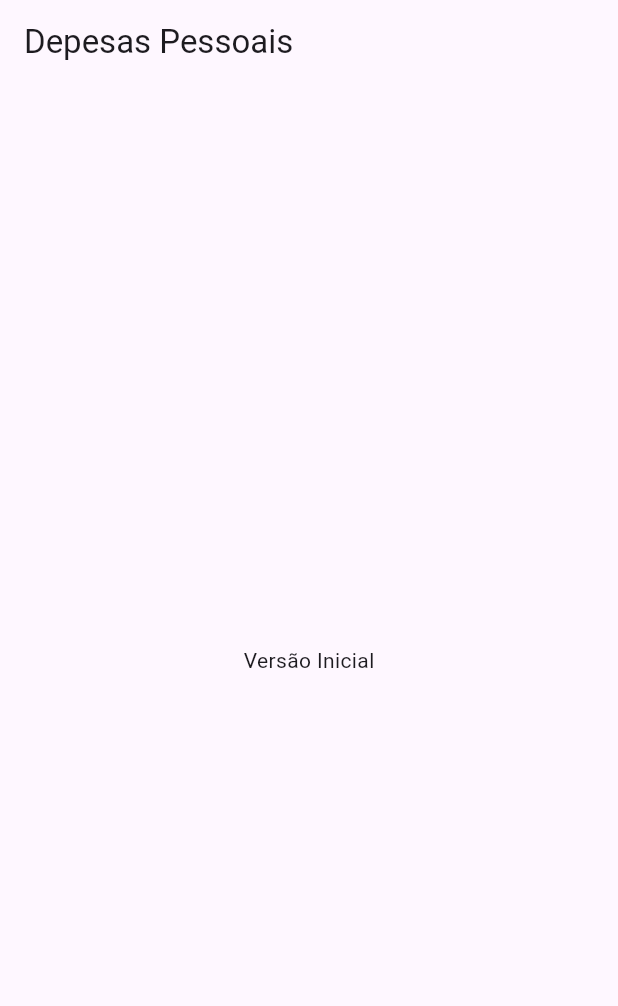
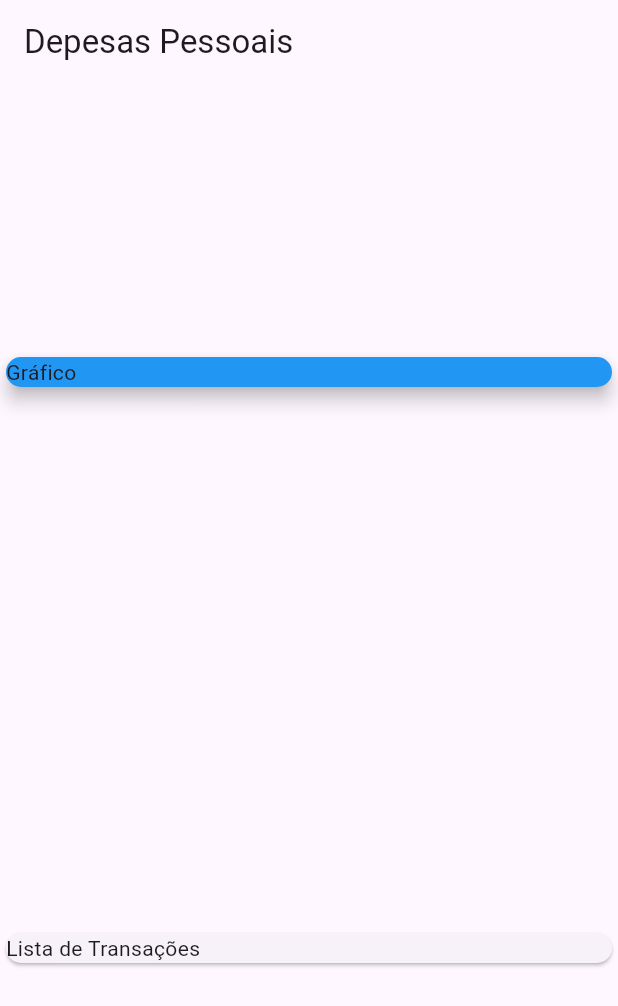
Before and after one commit to higornobrega/Curso_Aprenda_Flutter_e_Desenvolva_Apps_Para_Android_e_IOS, a Flutter app: the screen it shows after launch, on a phone screen of 412 x 824 dp. Shown: the top 1006 px of the screen. Run offline on Flutter 3.47's test engine with Material 3 defaults, Android fonts, the phone set to English and light mode, and no system bars.

Commit message:
column & row

```diff
--- a/secao_quatro/expenses/lib/main.dart
+++ b/secao_quatro/expenses/lib/main.dart
@@ -20,7 +20,20 @@ class MyHomePage extends StatelessWidget {
   Widget build(BuildContext context) {
     return Scaffold(
       appBar: AppBar(title: Text('Depesas Pessoais')),
-      body: Center(child: Text('Versão Inicial')),
+      body: Column(
+        mainAxisAlignment: MainAxisAlignment.spaceAround,
+        crossAxisAlignment: CrossAxisAlignment.stretch,
+        children: <Widget>[
+          Container(
+            child: Card(
+              color: Colors.blue,
+              elevation: 5,
+              child: Text('Gráfico'),
+            ),
+          ),
+          Card(child: Text('Lista de Transações')),
+        ],
+      ),
     );
   }
 }
```
